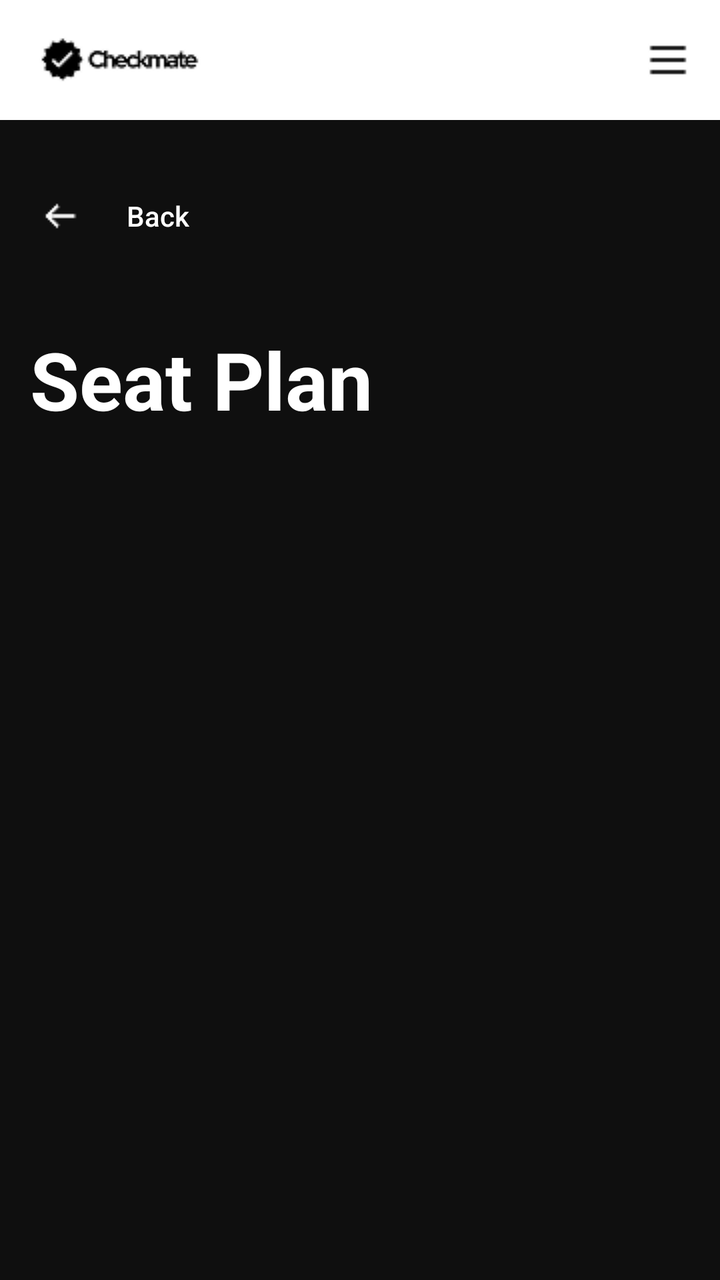
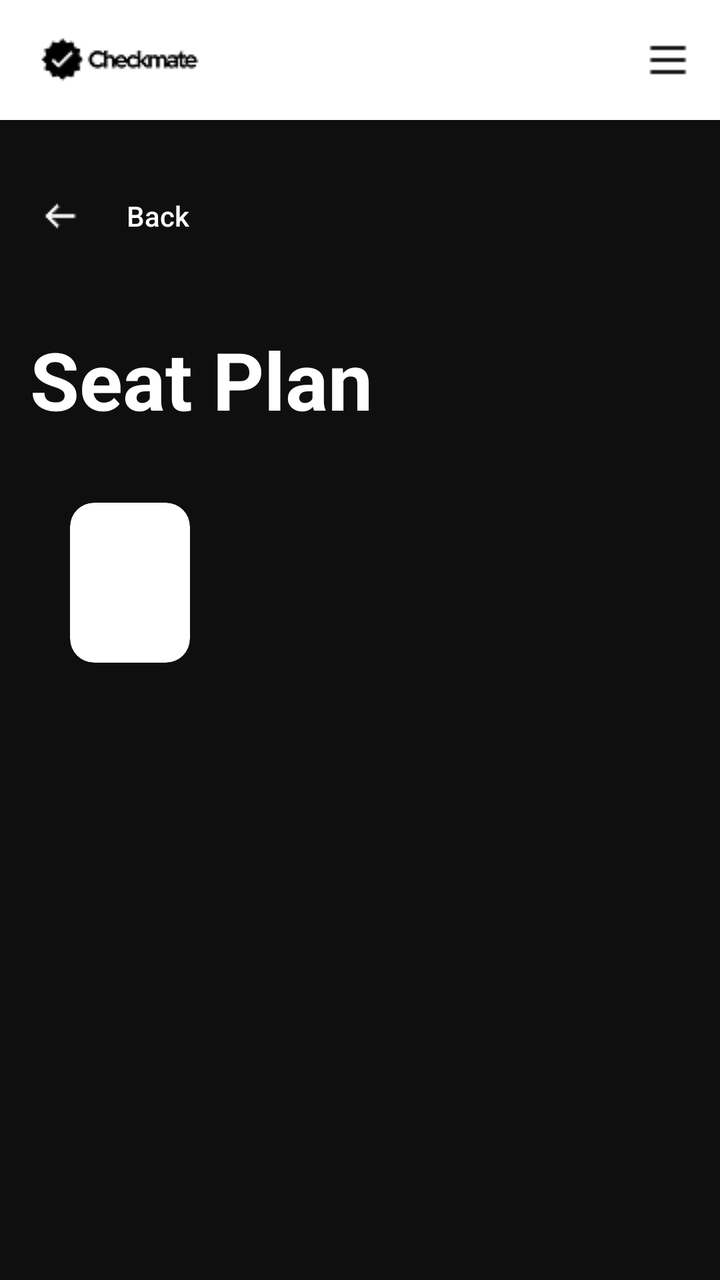

Two renders of the same Android screen: before a commit and after it. Below are the layout's source before the change and the commit's diff.
<!-- AndroidManifest.xml: application theme Theme.AuthTest -->
<!-- res/layout/activity_seat_plan.xml -->
<?xml version="1.0" encoding="utf-8"?>
<androidx.drawerlayout.widget.DrawerLayout
    xmlns:android="http://schemas.android.com/apk/res/android"
    xmlns:tools="http://schemas.android.com/tools"
    android:id="@+id/main"
    android:layout_width="match_parent"
    android:layout_height="match_parent"
    android:orientation="vertical"
    android:background="#0F0F0F"
    android:fitsSystemWindows="true"
    tools:context=".SeatPlan">

    <LinearLayout
        android:layout_width="match_parent"
        android:layout_height="match_parent"
        android:orientation="vertical">

        <RelativeLayout
        android:layout_width="match_parent"
        android:layout_height="60dp"
        android:background="#FFFFFF">

        <ImageView
            android:id="@+id/header_logo"
            android:layout_width="wrap_content"
            android:layout_height="wrap_content"
            android:layout_alignParentStart="true"
            android:layout_centerVertical="true"
            android:layout_marginStart="16dp"
            android:src="@drawable/header_logo"
            android:contentDescription="header_logo" />

        <ImageView
            android:id="@+id/hamburger_icon"
            android:layout_width="wrap_content"
            android:layout_height="wrap_content"
            android:layout_alignParentEnd="true"
            android:layout_centerVertical="true"
            android:layout_marginEnd="16dp"
            android:src="@drawable/hamburger_icon"
            android:contentDescription="hamburger_icon" />
    </RelativeLayout>


        <LinearLayout
            android:layout_width="match_parent"
            android:layout_height="wrap_content"
            android:paddingHorizontal="20dp"
            android:paddingTop="24dp"
            android:paddingBottom="16dp">

            <androidx.appcompat.widget.AppCompatButton
                android:id="@+id/backButton"
                android:layout_width="wrap_content"
                android:layout_height="wrap_content"
                android:background="@android:color/transparent"
                android:drawableStart="@drawable/left_arrow"
                android:drawablePadding="10dp"
                android:text="Back"
                android:textAllCaps="false"
                android:textColor="#FFFFFF" />
        </LinearLayout>

        <LinearLayout
            android:layout_width="match_parent"
            android:layout_height="wrap_content"
            android:orientation="vertical"
            android:padding="15dp">

            <TextView
                android:layout_width="wrap_content"
                android:layout_height="wrap_content"
                android:text="Seat Plan"
                android:textColor="#FFFFFF"
                android:textSize="40sp"
                android:textStyle="bold" />
        </LinearLayout>

        <LinearLayout
            android:layout_width="match_parent"
            android:layout_height="wrap_content"
            android:orientation="vertical"
            android:padding="100dp">

        </LinearLayout>





    </LinearLayout>


  </androidx.drawerlayout.widget.DrawerLayout>
<!-- resources referenced by this layout -->
<resources>
  <!-- drawable hamburger_icon: png bitmap (drawable, 177 bytes) -->
  <!-- drawable header_logo: png bitmap (drawable, 1337 bytes) -->
  <!-- drawable left_arrow: png bitmap (drawable, 316 bytes) -->
  <style name="Theme.AuthTest" parent="Base.Theme.AuthTest" />
  <style name="Base.Theme.AuthTest" parent="Theme.Material3.DayNight.NoActionBar">
          
          
      </style>
</resources>

<!-- the commit's change to res/layout/activity_seat_plan.xml (unified diff, before → after) -->
@@ -78,9 +78,14 @@
 
         <LinearLayout
             android:layout_width="match_parent"
-            android:layout_height="wrap_content"
-            android:orientation="vertical"
-            android:padding="100dp">
+            android:layout_height="match_parent"
+            android:orientation="horizontal"
+            android:padding="20dp">
+
+            <include
+                android:id="@+id/seatPlanCard"
+                layout="@layout/seat_plan_card"
+                />
 
         </LinearLayout>
 
@@ -92,3 +97,18 @@
 
 
   </androidx.drawerlayout.widget.DrawerLayout>
+<!-- res/layout/seat_plan_card.xml (included above) -->
+<?xml version="1.0" encoding="utf-8"?>
+<androidx.cardview.widget.CardView xmlns:android="http://schemas.android.com/apk/res/android"
+    xmlns:app="http://schemas.android.com/apk/res-auto"
+    android:id="@+id/seatPlanCard"
+    android:layout_width="60dp"
+    android:layout_height="80dp"
+    android:layout_marginStart="15dp"
+    android:layout_marginEnd="15dp"
+    android:layout_marginBottom="15dp"
+    app:cardBackgroundColor="#FFFFFF"
+    app:cardCornerRadius="12dp"
+    app:cardElevation="0dp">
+
+</androidx.cardview.widget.CardView>
